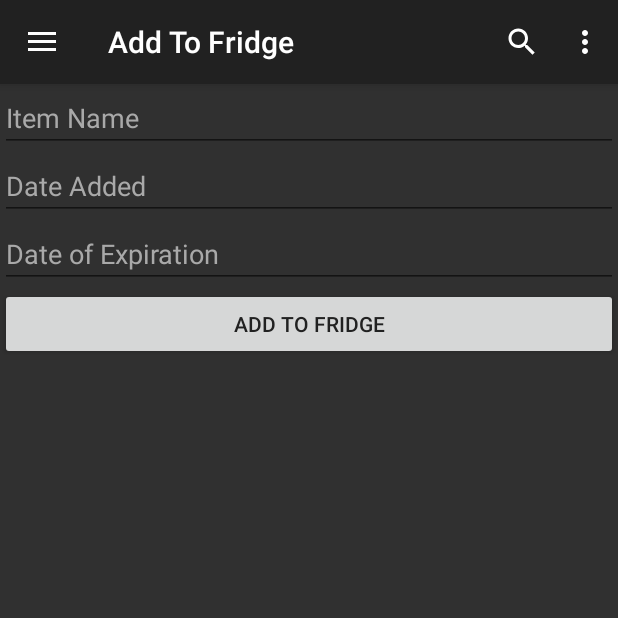
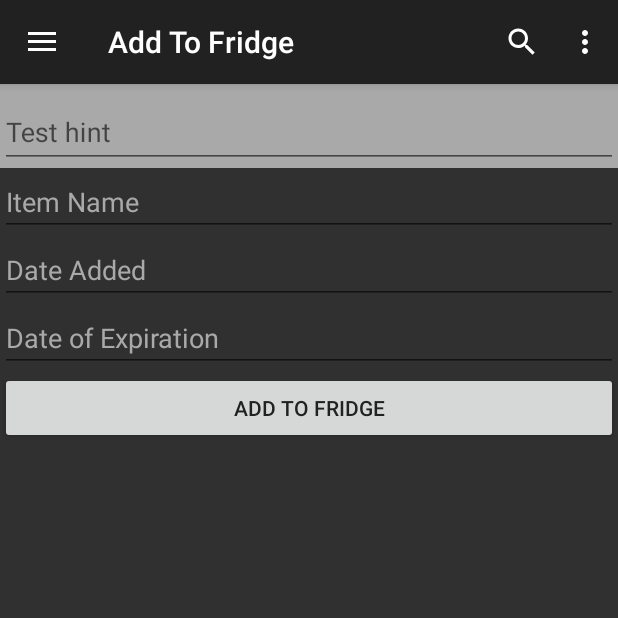
Before and after one commit to eyee19/Fridgemate, an Android app: the fragment AddFridgeFragment placed in its activity, on a phone screen of 412 x 824 dp, the top half of it. Run offline under Robolectric (Android 15) with nearby library versions, the phone set to English and light mode, and no system bars.

Commit message:
Floating action buttons, material design text fields

```diff
--- a/app/src/main/java/com/example/eyee3/fridgemate/CardFragment.java
+++ b/app/src/main/java/com/example/eyee3/fridgemate/CardFragment.java
@@ -122,7 +122,6 @@ public class CardFragment extends Fragment {
 
         @Override
         public void onBindViewHolder(final MyViewHolder holder, int position) {
-
             holder.titleTextView.setText(list.get(position).getCardName());
             holder.coverImageView.setImageResource(list.get(position).getImageResourceId());
             holder.coverImageView.setTag(list.get(position).getImageResourceId());
--- a/app/src/main/java/com/example/eyee3/fridgemate/FridgeFragment.java
+++ b/app/src/main/java/com/example/eyee3/fridgemate/FridgeFragment.java
@@ -3,6 +3,7 @@ package com.example.eyee3.fridgemate;
 import android.os.Bundle;
 import android.support.annotation.NonNull;
 import android.support.annotation.Nullable;
+import android.support.design.widget.FloatingActionButton;
 import android.support.v4.app.Fragment;
 import android.util.Log;
 import android.view.LayoutInflater;
@@ -22,6 +23,7 @@ public class FridgeFragment extends Fragment {
 
     private ListView mFridgeList;
     private Button mAddButton;
+    private FloatingActionButton floatAdd;
     private ArrayAdapter<String> mAdapter;
 
     @Override
@@ -34,12 +36,21 @@ public class FridgeFragment extends Fragment {
     @Override
     public void onViewCreated(View view, @Nullable Bundle savedInstanceState) {
         mFridgeList = (ListView) getView().findViewById(R.id.fridge_listView);
-        mAddButton = (Button) getView().findViewById(R.id.add_button);
+        //mAddButton = (Button) getView().findViewById(R.id.add_button);
+        floatAdd = (FloatingActionButton) getView().findViewById(R.id.fabFridge);
 
         mAdapter = new ArrayAdapter<>(getActivity(), android.R.layout.simple_list_item_1);
         mFridgeList.setAdapter(mAdapter);
 
-        mAddButton.setOnClickListener(new View.OnClickListener() {
+        /*mAddButton.setOnClickListener(new View.OnClickListener() {
+            @Override
+            public void onClick(View v) {
+                getActivity().getSupportFragmentManager().beginTransaction().replace(R.id.fragment_container,
+                        new AddFridgeFragment()).commit();
+            }
+        });*/
+
+        floatAdd.setOnClickListener(new View.OnClickListener() {
             @Override
             public void onClick(View v) {
                 getActivity().getSupportFragmentManager().beginTransaction().replace(R.id.fragment_container,
--- a/app/src/main/res/layout/fragment_addfridge.xml
+++ b/app/src/main/res/layout/fragment_addfridge.xml
@@ -3,9 +3,21 @@
     android:layout_width="match_parent" android:layout_height="match_parent"
     android:background="@color/background">
 
+    <android.support.design.widget.TextInputLayout
+        android:layout_width="match_parent"
+        android:layout_height="wrap_content"
+        android:background="@color/darkMode"
+        android:id="@+id/materialBox">
+            <android.support.design.widget.TextInputEditText
+                android:layout_width="match_parent"
+                android:layout_height="wrap_content"
+                android:hint="Test hint" />
+    </android.support.design.widget.TextInputLayout>
+
     <EditText
         android:layout_width="match_parent"
         android:layout_height="wrap_content"
+        android:layout_below="@+id/materialBox"
         android:id="@+id/name"
         android:hint="Item Name"
         android:textColorHint="@color/darkMode"/>
@@ -42,4 +54,6 @@
         android:text="Add To Fridge"
         android:textColor="@color/appBar"/>
 
+
+
 </RelativeLayout>
```
Also changed, not shown: app/src/main/java/com/example/eyee3/fridgemate/ShoppingFragment.java (+23 -3 lines), app/src/main/res/drawable/ic_send_black_24dp.xml (added, +9 -0 lines), app/src/main/res/layout/fragment_fridge.xml (+14 -3 lines), app/src/main/res/layout/fragment_shopping.xml (+12 -3 lines).
